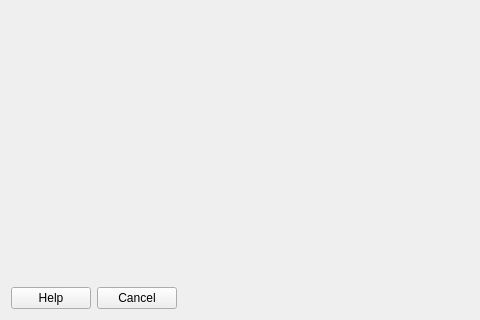
Above: safe/gui/ui/wizard_dialog_base.ui from inasafe/inasafe before the change; both pictures show x 0 to 480 and y 300 to 620 of the 1000 by 620 pixel window. Below: the same form after it.
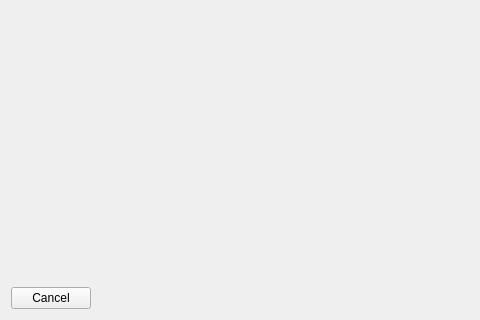
That is the form after the change. Icons and pictures are not drawn. Custom widgets are drawn as their Qt base class.

Commit message: [Wizard] Remove the help button from the wizard, keeping the help file for a case. Brutally fixes #1452

Patch:
```diff
--- a/safe/gui/ui/wizard_dialog_base.ui
+++ b/safe/gui/ui/wizard_dialog_base.ui
@@ -4154,16 +4154,6 @@
      <property name="rightMargin">
       <number>0</number>
      </property>
-     <item>
-      <widget class="QPushButton" name="pbnHelp">
-       <property name="text">
-        <string>Help</string>
-       </property>
-       <property name="autoDefault">
-        <bool>false</bool>
-       </property>
-      </widget>
-     </item>
      <item>
       <widget class="QPushButton" name="pbnCancel">
        <property name="text">
```
Left out of the diff: 1 changed line with no effect on the pictures. The commit also changes 1 other file.
